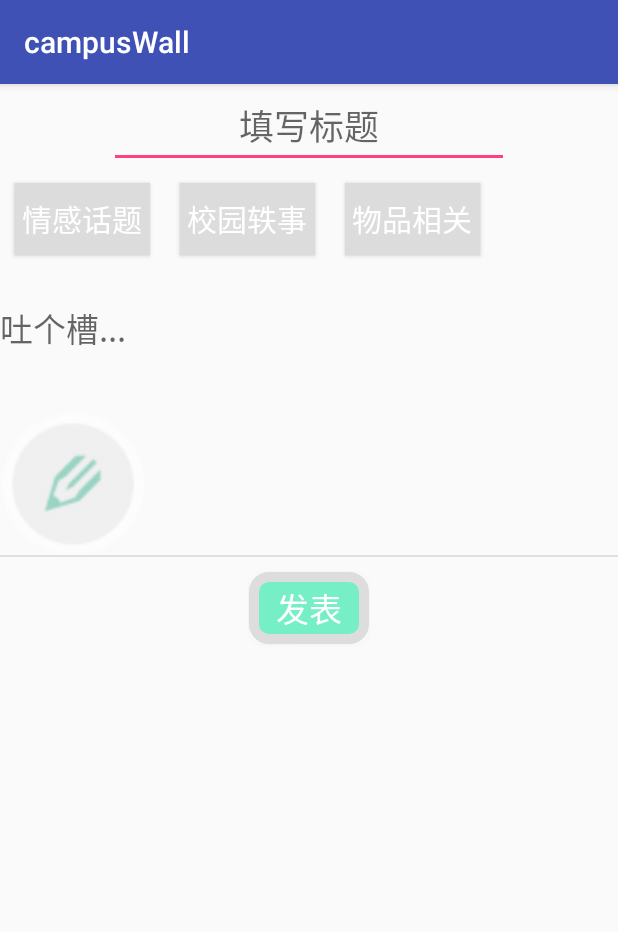
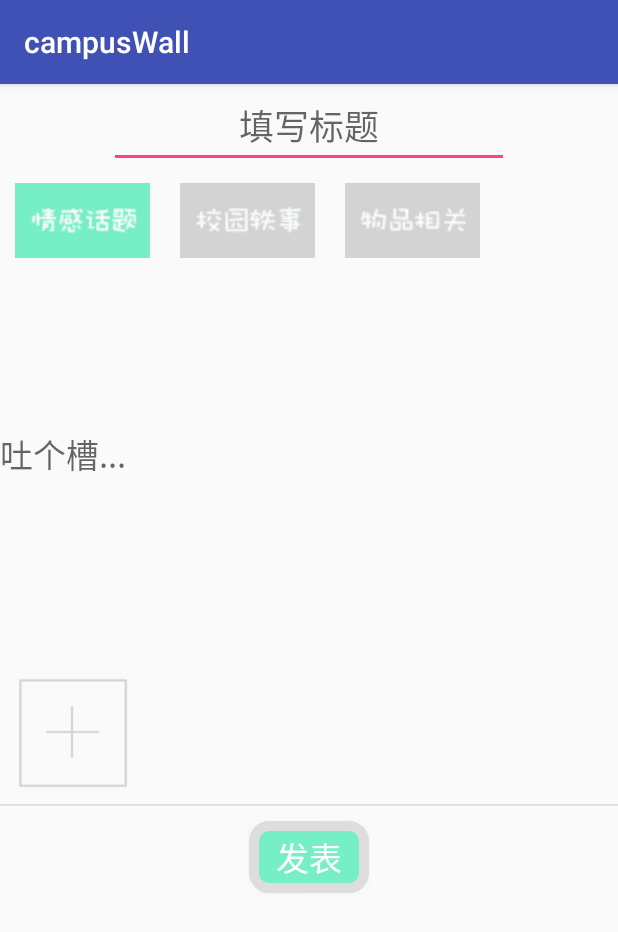
Before and after one commit to Vacity/campusWall, an Android app: the publishActivity screen opened directly, with no data from a screen before it, on a phone screen of 412 x 824 dp. Shown: the top 932 px of the screen. Run offline under Robolectric (Android 15) with nearby library versions, the phone set to English and light mode, and no system bars.

Commit message:
换掉发表的图片

```diff
--- a/app/src/main/java/com/team/nju/campuswall/Activity/publishActivity.java
+++ b/app/src/main/java/com/team/nju/campuswall/Activity/publishActivity.java
@@ -7,6 +7,7 @@ import android.os.Bundle;
 import android.view.View;
 import android.widget.Button;
 import android.widget.EditText;
+import android.widget.ImageButton;
 import android.widget.ImageView;
 import android.widget.Toast;
 
@@ -39,9 +40,9 @@ public class publishActivity extends AppCompatActivity implements NetworkCallbac
         setContentView(R.layout.activity_publish);
         requestFragment = new netRequest(this, this);
 
-        final Button emotion = (Button) findViewById(R.id.emotionTitleBtn);
-        final Button event = (Button) findViewById(R.id.eventTitleBtn);
-        final Button thing = (Button) findViewById(R.id.thingTitleBtn);
+        final ImageButton emotion = (ImageButton) findViewById(R.id.emotionTitleBtn);
+        final ImageButton event = (ImageButton) findViewById(R.id.eventTitleBtn);
+        final ImageButton thing = (ImageButton) findViewById(R.id.thingTitleBtn);
         final ImageView add = (ImageView) findViewById(R.id.addIcon);
         final Button publish = (Button) findViewById(R.id.publishBtn);
 
@@ -51,6 +52,7 @@ public class publishActivity extends AppCompatActivity implements NetworkCallbac
             @Override
             public void onClick(View v) {
                 emotionClicked = !emotionClicked;
+                //change background
             }
         });
 
@@ -82,15 +84,15 @@ public class publishActivity extends AppCompatActivity implements NetworkCallbac
                 String titleText = ((EditText) findViewById(R.id.publishTitle)).getText().toString();//1.标题
                 ArrayList<String> tags = new ArrayList<String>();//2.类别
                 if (eventClicked) {
-                    tags.add(emotion.getText().toString());
+                    tags.add("情感话题");
                 }
 
                 if (eventClicked) {
-                    tags.add(event.getText().toString());
+                    tags.add("校园轶事");
                 }
 
                 if (thingClicked) {
-                    tags.add(thing.getText().toString());
+                    tags.add("物品相关");
                 }
 
                 if ((!titleText.equals("")) && (tags.size() > 0)) {
--- a/app/src/main/res/layout/activity_publish.xml
+++ b/app/src/main/res/layout/activity_publish.xml
@@ -19,7 +19,7 @@
         android:layout_width="wrap_content"
         android:layout_height="wrap_content"
         android:orientation="horizontal">
-    <Button
+    <ImageButton
         android:id="@+id/emotionTitleBtn"
         android:layout_width="90dp"
         android:layout_margin="10dp"
@@ -28,8 +28,8 @@
         android:textColor="#FFF"
         android:textSize="30px"
         android:textAppearance="?android:attr/textAppearanceLarge"
-        android:text="情感话题"/>
-    <Button
+        android:src="@drawable/emotionTwo"/>
+    <ImageButton
         android:id="@+id/eventTitleBtn"
         android:layout_width="90dp"
         android:layout_margin="10dp"
@@ -38,9 +38,9 @@
         android:background="@drawable/bg_button"
         android:textColor="#FFF"
         android:textAppearance="?android:attr/textAppearanceLarge"
-        android:text="校园轶事"/>
+        android:src="@drawable/eventOne"/>
 
-        <Button
+        <ImageButton
             android:id="@+id/thingTitleBtn"
             android:layout_width="90dp"
             android:layout_margin="10dp"
@@ -49,7 +49,7 @@
             android:textColor="#FFF"
             android:textSize="30px"
             android:textAppearance="?android:attr/textAppearanceLarge"
-            android:text="物品相关" />
+            android:src="@drawable/thingOne" />
     </LinearLayout>
 
 
@@ -62,14 +62,14 @@
         android:inputType="none"
         android:hint="吐个槽..."
         android:textAppearance="?android:attr/textAppearanceLarge"
-        android:layout_weight="0.07" />
+        android:layout_weight="0.47" />
 
     <ImageView
         android:id="@+id/addIcon"
         android:layout_width="96dp"
         android:layout_height="96dp"
         android:layout_marginTop="24dp"
-        android:src="@drawable/profile_change"/>
+        android:src="@drawable/addIcon"/>
 
     <View
         android:layout_width="match_parent"
```
Also changed, not shown: app/src/main/res/drawable/addIcon.png (added), app/src/main/res/drawable/emotionOne.jpg (added), app/src/main/res/drawable/emotionTwo.jpg (added), app/src/main/res/drawable/eventOne.jpg (added), app/src/main/res/drawable/eventTwo.jpg (added), app/src/main/res/drawable/thingOne.jpg (added), app/src/main/res/drawable/thingTwo.jpg (added).
